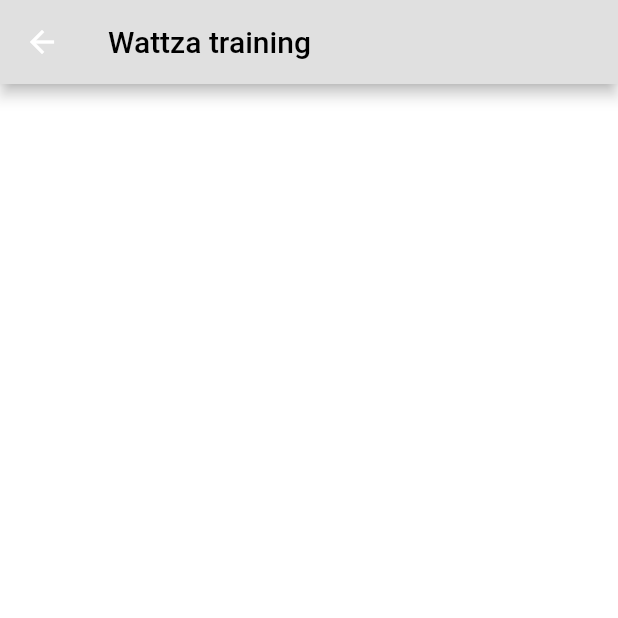
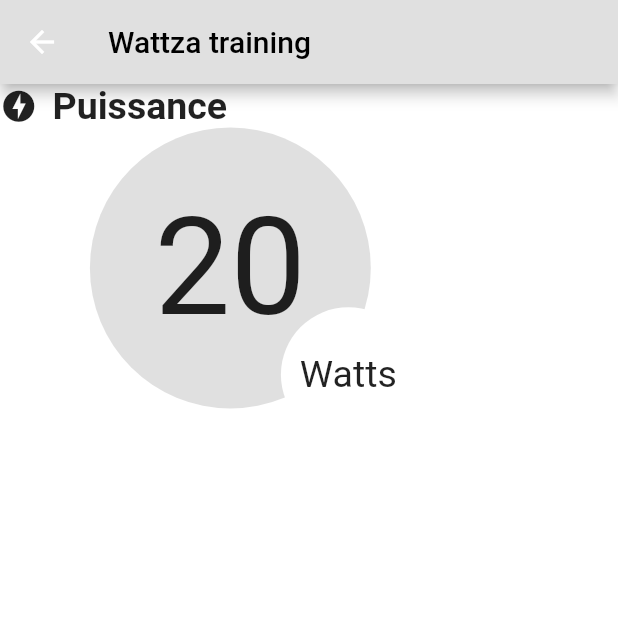
Before and after one commit to lilag-dawg/lstech_app, a Flutter app: the MyTrainingScreen screen opened directly, on a phone screen of 412 x 824 dp, the top half of it. Run offline on Flutter 3.47's test engine with Material 2 defaults, Android fonts, the phone set to English and light mode, and no system bars.

Commit message:
OSS-9: PowerDisplay widget done

```diff
--- a/lib/screens/trainingScreen.dart
+++ b/lib/screens/trainingScreen.dart
@@ -1,5 +1,6 @@
 import 'package:flutter/material.dart';
 
+import '../widgets/powerDisplay.dart';
 import '../constants.dart' as Constants;
 
 class MyTrainingScreen extends StatelessWidget {
@@ -17,6 +18,9 @@ class MyTrainingScreen extends StatelessWidget {
         backgroundColor: Constants.greyColor
       ),
       backgroundColor: Constants.backGroundColor,
+      body: SingleChildScrollView(
+        child: MyPowerDisplay(),
+      ),
     );
   }
 }
--- /dev/null
+++ b/lib/widgets/iconTitle.dart
@@ -0,0 +1,30 @@
+import 'package:flutter/material.dart';
+
+class MyIconTitle extends StatelessWidget {
+
+  final IconData widgetIcon;
+  final String widgetTite;
+  final FontWeight widgetFontWeight;
+
+  MyIconTitle(this.widgetIcon, this.widgetTite, {this.widgetFontWeight = FontWeight.normal});
+
+  @override
+  Widget build(BuildContext context) {
+    return Row(
+      children: <Widget>[
+        Icon(
+          widgetIcon,
+          size: 25,
+        ),
+        SizedBox(width:10),
+        Text(
+          widgetTite,
+          style: TextStyle(
+            fontSize:25,
+            fontWeight: widgetFontWeight,
+          ),
+        ),
+      ],
+    );
+  }
+}
--- /dev/null
+++ b/lib/widgets/powerDashBoard.dart
@@ -0,0 +1,60 @@
+import 'package:flutter/material.dart';
+
+import '../constants.dart' as Constants;
+
+class MyPowerDashBoard extends StatelessWidget {
+
+  final String data = '20';
+  final String units = 'Watts';
+
+  @override
+  Widget build(BuildContext context) {
+    double diamCircle1 = MediaQuery.of(context).size.width*(2.5/5.5);
+    double diamCircle2 = MediaQuery.of(context).size.width*(1.2/5.5);
+
+    return Stack(
+      children: <Widget>[
+        Container(
+          width: diamCircle1 + (MediaQuery.of(context).size.width*(0.5/5.5)),
+          height: diamCircle1 + (MediaQuery.of(context).size.width*(0.5/5.5)),
+        ),
+        Container(
+          width: diamCircle1,
+          height: diamCircle1,
+          child: Center(
+            child: Text(
+              data,
+              style: TextStyle(
+                fontSize: (diamCircle1/187.013)*90,
+              ),
+            ),
+          ),
+          decoration: BoxDecoration(
+            color: Constants.greyColor,
+            shape: BoxShape.circle
+          ),
+        ),
+        Positioned(
+          left: diamCircle1-(MediaQuery.of(context).size.width*(0.8/5.5)),
+          top: diamCircle1-(MediaQuery.of(context).size.width*(0.9/5.5)),
+          child: Container(
+            width: diamCircle2,
+            height: diamCircle2,
+            child: Center(
+              child: Text(
+                units,
+                style: TextStyle(
+                  fontSize: (diamCircle2/89.766)*25,
+                ),
+              ),
+            ),
+            decoration: BoxDecoration(
+              color: Colors.white,
+              shape: BoxShape.circle
+            ),
+          ),
+        )
+      ],
+    );
+  }
+}
--- /dev/null
+++ b/lib/widgets/powerDisplay.dart
@@ -0,0 +1,25 @@
+import 'package:flutter/material.dart';
+
+import 'iconTitle.dart';
+import 'powerDashBoard.dart';
+
+class MyPowerDisplay extends StatelessWidget {
+  @override
+  Widget build(BuildContext context) {
+    return Container(
+      width: MediaQuery.of(context).size.width*(4.5/5.5),
+      height: MediaQuery.of(context).size.width*(4.5/5.5),
+      child: Column(
+        children: <Widget>[
+          MyIconTitle(Icons.offline_bolt, 'Puissance', widgetFontWeight: FontWeight.bold),
+          Row(
+            children: <Widget>[
+              SizedBox(width:MediaQuery.of(context).size.width*(0.8/5.5)),
+              MyPowerDashBoard(),
+            ],
+          ),
+        ],
+      ),
+    );
+  }
+}
```
